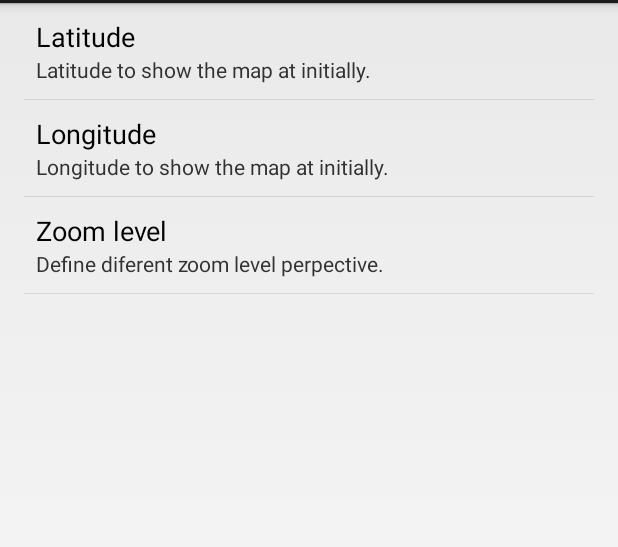
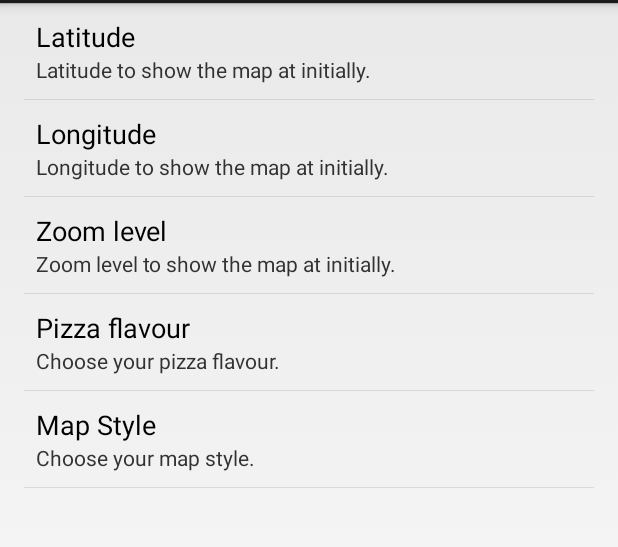
Before and after one commit to Kayaya/Mapping, an Android app: the MyPrefsActivity screen opened directly, with no data from a screen before it, on a phone screen of 412 x 824 dp, the part 69-616 px from its top. Run offline under Robolectric (Android 15) with nearby library versions, the phone set to English and light mode, and no system bars.

Commit message:
Update prerences until set map style (still need to be finished)

```diff
--- a/app/src/main/res/values/arrays.xml
+++ b/app/src/main/res/values/arrays.xml
@@ -1,8 +1,8 @@
 <resources>
-    <!--<string-array name="pizzaFlavours">
+    <string-array name="pizzaFlavours">
         <item>Cheese, Tomato and Mushroom</item>
         <item>Ham and Pineapple</item>
-        <item>Hot n'Spicy</item>
+        <item>Hot n Spicy</item>
         <item>Seafood</item>
     </string-array>
     <string-array name="pizzaFlavourCodes">
@@ -10,5 +10,17 @@
         <item>HP</item>
         <item>HS</item>
         <item>SF</item>
-    </string-array>*/ -->
+    </string-array>
+
+    <string-array name="mapChoice">
+        <item>Regular Map</item>
+        <item>Cycle Map</item>
+    </string-array>
+
+    <string-array name="mapCodes">
+        <item>RM</item>
+        <item>CM</item>
+    </string-array>
+
+
 </resources>
--- a/app/src/main/res/xml/preferences.xml
+++ b/app/src/main/res/xml/preferences.xml
@@ -3,12 +3,32 @@
     <EditTextPreference android:key="lat"
         android:defaultValue="50.9"
         android:title="Latitude"
-        android:summary="Latitude to show the map at initially." />
+        android:summary="Latitude to show the map at initially."
+        android:id="@+id/latitude"/>
     <EditTextPreference android:key="lon"
         android:defaultValue="-1.4"
         android:title="Longitude"
-        android:summary="Longitude to show the map at initially." />
+        android:summary="Longitude to show the map at initially."
+        android:id="@+id/longitude"/>
     <EditTextPreference android:key="zoom"
+        android:defaultValue="14"
         android:title="Zoom level"
-        android:summary="Define diferent zoom level perpective." />
+        android:summary="Zoom level to show the map at initially."
+        android:id="@+id/zoom"/>
+
+
+    <ListPreference android:key="pizza"
+        android:title="Pizza flavour"
+        android:summary="Choose your pizza flavour."
+
+        android:entries="@array/pizzaFlavours"
+        android:entryValues="@array/pizzaFlavourCodes"
+        />
+    <ListPreference android:key="map"
+        android:title="Map Style"
+        android:summary="Choose your map style."
+        android:entries="@array/mapChoice"
+        android:entryValues="@array/mapCodes"
+        />
+
 </PreferenceScreen>
```
Also changed, not shown: app/src/main/java/com/example/a1kayat34/mapping/HelloMap.java (+19 -1 lines), app/src/main/java/com/example/a1kayat34/mapping/MapListActivity.java (+17 -0 lines).
